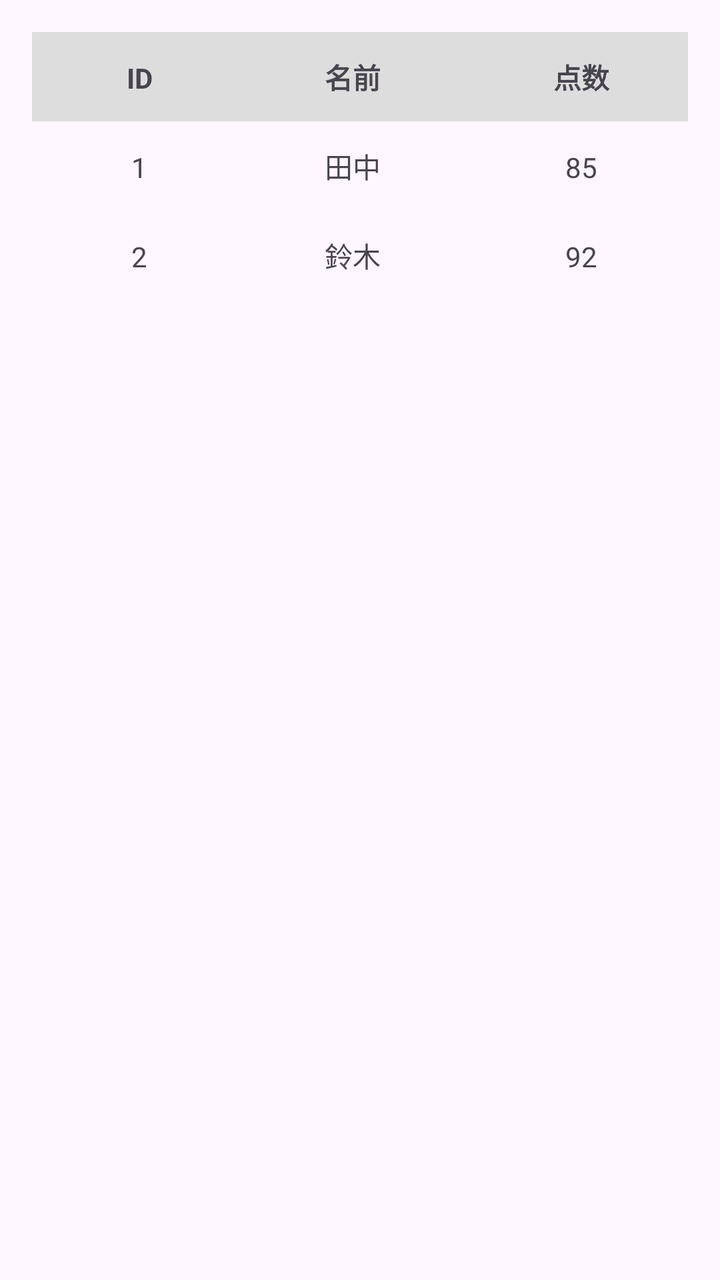
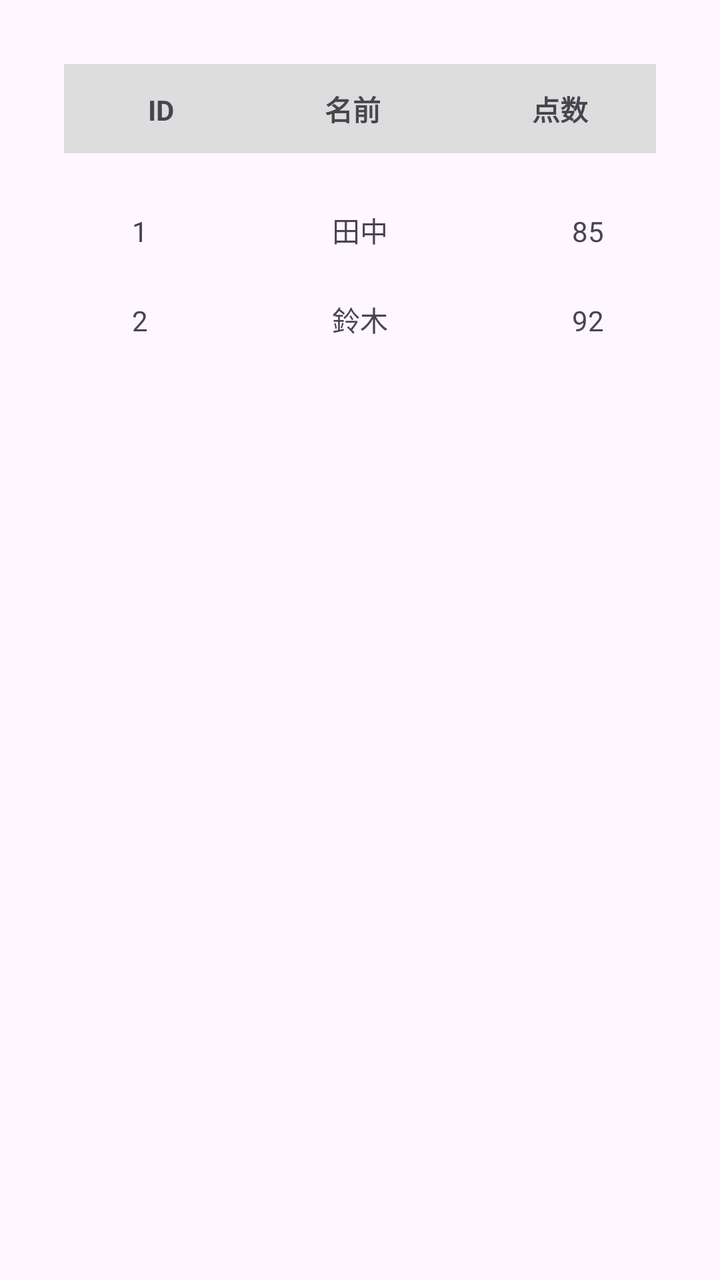

Screens rendered from an Android XML layout before and after an edit, with the pre-edit source and the edit as a unified diff.
<!-- AndroidManifest.xml: application theme Theme.MyApplication -->
<!-- res/layout/activity_main.xml -->
<?xml version="1.0" encoding="utf-8"?>
<ScrollView xmlns:android="http://schemas.android.com/apk/res/android"
    android:layout_width="match_parent"
    android:layout_height="match_parent"
    android:padding="16dp">

    <TableLayout
        android:id="@+id/tableLayout"
        android:layout_width="match_parent"
        android:layout_height="wrap_content"
        android:stretchColumns="0,1,2"
        android:shrinkColumns="0,1,2">

        
        <TableRow
            android:background="#DDDDDD"
            android:padding="4dp">

            <TextView
                android:text="ID"
                android:padding="8dp"
                android:textStyle="bold"
                android:gravity="center" />

            <TextView
                android:text="名前"
                android:padding="8dp"
                android:textStyle="bold"
                android:gravity="center" />

            <TextView
                android:text="点数"
                android:padding="8dp"
                android:textStyle="bold"
                android:gravity="center" />
        </TableRow>

        
        <TableRow android:padding="4dp">
            <TextView android:text="1" android:padding="8dp" android:gravity="center"/>
            <TextView android:text="田中" android:padding="8dp" android:gravity="center"/>
            <TextView android:text="85" android:padding="8dp" android:gravity="center"/>
        </TableRow>

        
        <TableRow android:padding="4dp">
            <TextView android:text="2" android:padding="8dp" android:gravity="center"/>
            <TextView android:text="鈴木" android:padding="8dp" android:gravity="center"/>
            <TextView android:text="92" android:padding="8dp" android:gravity="center"/>
        </TableRow>

    </TableLayout>
</ScrollView>
<!-- resources referenced by this layout -->
<resources>
  <style name="Theme.MyApplication" parent="Base.Theme.MyApplication" />
  <style name="Base.Theme.MyApplication" parent="Theme.Material3.DayNight.NoActionBar">
          
          
      </style>
</resources>

<!-- the commit's change to res/layout/activity_main.xml (unified diff, before → after) -->
@@ -1,53 +1,88 @@
 <?xml version="1.0" encoding="utf-8"?>
-<ScrollView xmlns:android="http://schemas.android.com/apk/res/android"
+<androidx.constraintlayout.widget.ConstraintLayout
+    xmlns:android="http://schemas.android.com/apk/res/android"
+    xmlns:app="http://schemas.android.com/apk/res-auto"
     android:layout_width="match_parent"
-    android:layout_height="match_parent"
-    android:padding="16dp">
+    android:layout_height="match_parent">
 
-    <TableLayout
-        android:id="@+id/tableLayout"
+    
+    <ScrollView
         android:layout_width="match_parent"
-        android:layout_height="wrap_content"
-        android:stretchColumns="0,1,2"
-        android:shrinkColumns="0,1,2">
+        android:layout_height="match_parent"
+        android:padding="16dp">
 
-        
-        <TableRow
-            android:background="#DDDDDD"
-            android:padding="4dp">
+        <TableLayout
+            android:id="@+id/tableLayout"
+            android:layout_width="match_parent"
+            android:layout_height="wrap_content"
+            android:stretchColumns="0,1,2"
+            android:shrinkColumns="0,1,2"
+            app:layout_constraintTop_toBottomOf="@id/tableHeader">
 
-            <TextView
-                android:text="ID"
-                android:padding="8dp"
-                android:textStyle="bold"
-                android:gravity="center" />
+            <include layout="@layout/header"/>
 
-            <TextView
-                android:text="名前"
-                android:padding="8dp"
-                android:textStyle="bold"
-                android:gravity="center" />
+            
+            <TableRow android:padding="4dp">
+                <TextView android:text="1" android:padding="8dp" android:gravity="center"/>
+                <TextView android:text="田中" android:padding="8dp" android:gravity="center"/>
+                <TextView android:text="85" android:padding="8dp" android:gravity="center"/>
+            </TableRow>
 
-            <TextView
-                android:text="点数"
-                android:padding="8dp"
-                android:textStyle="bold"
-                android:gravity="center" />
-        </TableRow>
+            
+            <TableRow android:padding="4dp">
+                <TextView android:text="2" android:padding="8dp" android:gravity="center"/>
+                <TextView android:text="鈴木" android:padding="8dp" android:gravity="center"/>
+                <TextView android:text="92" android:padding="8dp" android:gravity="center"/>
+            </TableRow>
 
-        
-        <TableRow android:padding="4dp">
-            <TextView android:text="1" android:padding="8dp" android:gravity="center"/>
-            <TextView android:text="田中" android:padding="8dp" android:gravity="center"/>
-            <TextView android:text="85" android:padding="8dp" android:gravity="center"/>
-        </TableRow>
+        </TableLayout>
+    </ScrollView>
+</androidx.constraintlayout.widget.ConstraintLayout>
+<!-- res/layout/header.xml (included above) -->
+<?xml version="1.0" encoding="utf-8"?>
+<androidx.constraintlayout.widget.ConstraintLayout
+    xmlns:android="http://schemas.android.com/apk/res/android"
+    xmlns:app="http://schemas.android.com/apk/res-auto"
+    android:layout_width="match_parent"
+    android:layout_height="match_parent">
 
-        
-        <TableRow android:padding="4dp">
-            <TextView android:text="2" android:padding="8dp" android:gravity="center"/>
-            <TextView android:text="鈴木" android:padding="8dp" android:gravity="center"/>
-            <TextView android:text="92" android:padding="8dp" android:gravity="center"/>
-        </TableRow>
+    
+    <ScrollView
+        android:layout_width="match_parent"
+        android:layout_height="match_parent"
+        android:padding="16dp">
 
-    </TableLayout>
-</ScrollView>
+        <TableLayout
+            android:id="@+id/tableHeader"
+            android:layout_width="match_parent"
+            android:layout_height="wrap_content"
+            android:stretchColumns="0,1,2"
+            android:shrinkColumns="0,1,2">
+
+            
+            <TableRow
+                android:background="#DDDDDD"
+                android:padding="4dp">
+
+                <TextView
+                    android:text="ID"
+                    android:padding="8dp"
+                    android:textStyle="bold"
+                    android:gravity="center" />
+
+                <TextView
+                    android:text="名前"
+                    android:padding="8dp"
+                    android:textStyle="bold"
+                    android:gravity="center" />
+
+                <TextView
+                    android:text="点数"
+                    android:padding="8dp"
+                    android:textStyle="bold"
+                    android:gravity="center" />
+            </TableRow>
+
+        </TableLayout>
+    </ScrollView>
+</androidx.constraintlayout.widget.ConstraintLayout>
